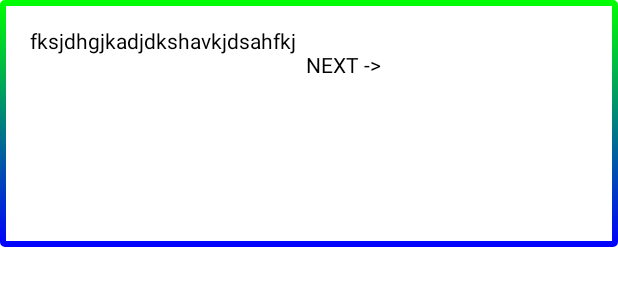
After one commit to Dmedina88/davidmedina.game, an Android app built with Jetpack Compose: the @Preview function BlueOgerOpening, on a phone screen of 412 x 824 dp. The commit adds this screen. Shown: the top 300 px of the screen. Run offline under Robolectric (Android 15) with nearby library versions, the phone set to English and light mode, and no system bars.

Commit message:
Story mode and animated text box

```diff
--- a/app/src/main/java/davidmedina/game/app/MainActivity.kt
+++ b/app/src/main/java/davidmedina/game/app/MainActivity.kt
@@ -34,8 +34,6 @@ class MainActivity : ComponentActivity() {
                         TopAppBar(
                             title = {
                                 Text(text = currentDest)
-
-
                             },
                             navigationIcon =
                             {
--- a/app/src/main/java/davidmedina/game/app/Routes.kt
+++ b/app/src/main/java/davidmedina/game/app/Routes.kt
@@ -10,4 +10,5 @@ enum class Routes() {
   ART_GEN(),
   REGISTER(),
   SETTINGS(),
+  STORY_MODE(),
 }
--- /dev/null
+++ b/app/src/main/java/davidmedina/game/app/ui/composables/TDMTextBox.kt
@@ -0,0 +1,85 @@
+package davidmedina.game.app.ui.composables
+
+import androidx.compose.animation.*
+import androidx.compose.foundation.border
+import androidx.compose.foundation.layout.*
+import androidx.compose.foundation.shape.RoundedCornerShape
+import androidx.compose.material3.MaterialTheme
+import androidx.compose.material3.Text
+import androidx.compose.runtime.*
+import androidx.compose.ui.Modifier
+import androidx.compose.ui.draw.clip
+import androidx.compose.ui.graphics.Brush
+import androidx.compose.ui.graphics.Color
+import androidx.compose.ui.text.TextStyle
+import androidx.compose.ui.tooling.preview.Preview
+import androidx.compose.ui.unit.dp
+import kotlinx.coroutines.delay
+
+
+@OptIn(ExperimentalAnimationApi::class)
+@Composable
+fun TDMTextBox(text: String ) {
+
+    val wordList = text.split(" ")
+    val nextText = remember {
+        wordList.map { " " }.toMutableStateList()
+    }
+    var textOver by remember {
+      mutableStateOf(false)
+    }
+
+    LaunchedEffect(key1 = text) {
+        wordList.forEachIndexed { index, s ->
+            delay(300)
+            nextText[index] = s
+        }
+    }
+    Row(
+        modifier = Modifier
+            .fillMaxHeight(.2f)
+            .fillMaxWidth()
+            .border(
+                width = 4.dp,
+                brush = Brush.verticalGradient(colors = listOf(Color.Green, Color.Blue)),
+                shape = RoundedCornerShape(percent = 2)
+            )
+            // To make the ripple round
+            .clip(shape = RoundedCornerShape(percent = 5))
+            .padding(20.dp)
+    ) {
+
+        nextText.forEachIndexed { index, text ->
+
+            AnimatedContent(
+                targetState = text,
+                transitionSpec = {
+                    slideInVertically { -it } with slideOutVertically { it }
+                }
+            ) { output ->
+                Text(
+                    text = "$output "
+                )
+            }
+
+
+        }
+
+        LaunchedEffect(nextText.last()) {
+            textOver = if(nextText.last() == wordList.last()){
+                delay(300)
+                true
+            }else{
+                false
+            }
+        }
+
+
+        if (textOver) {
+            Text(
+                text = "\n NEXT -> "
+            )
+        }
+
+    }
+}
--- /dev/null
+++ b/app/src/main/java/davidmedina/game/app/ui/screens/storygame/BlueOgerOpening.kt
@@ -0,0 +1,19 @@
+package davidmedina.game.app.ui.screens.storygame
+
+import androidx.compose.runtime.Composable
+import androidx.compose.ui.tooling.preview.Preview
+import davidmedina.game.app.ui.composables.TDMTextBox
+
+
+@Composable
+@Preview
+fun BlueOgerOpening() {
+
+
+    //// text
+
+
+    //anaiamtion
+
+    TDMTextBox("fksjdhgjkadjdkshavkjdsahfkj")
+}
```
Also changed, not shown: app/src/main/java/davidmedina/game/app/NavGrap.kt (+16 -12 lines), app/src/main/java/davidmedina/game/app/ui/composables/artwidget/TheHost.kt (+24 -7 lines), app/src/main/java/davidmedina/game/app/ui/screens/mainmenu/MainMenu.kt (+7 -1 lines), app/src/main/java/davidmedina/game/app/ui/screens/storygame/GodotTwoFlower.kt (+8 -24 lines).
